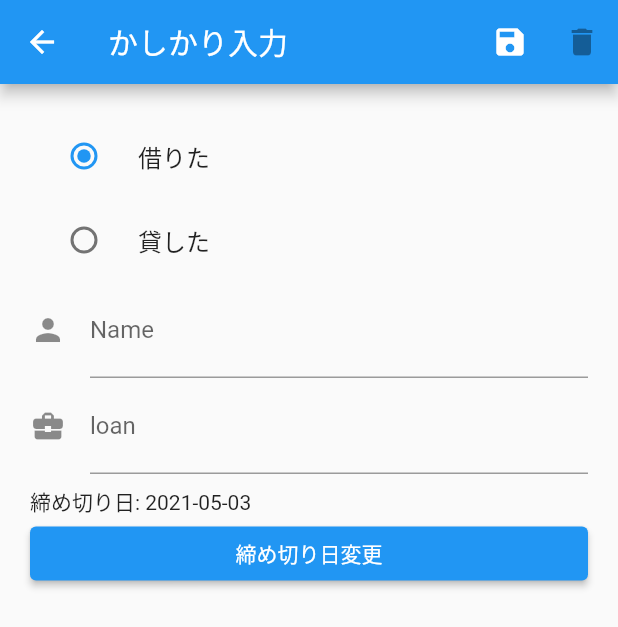
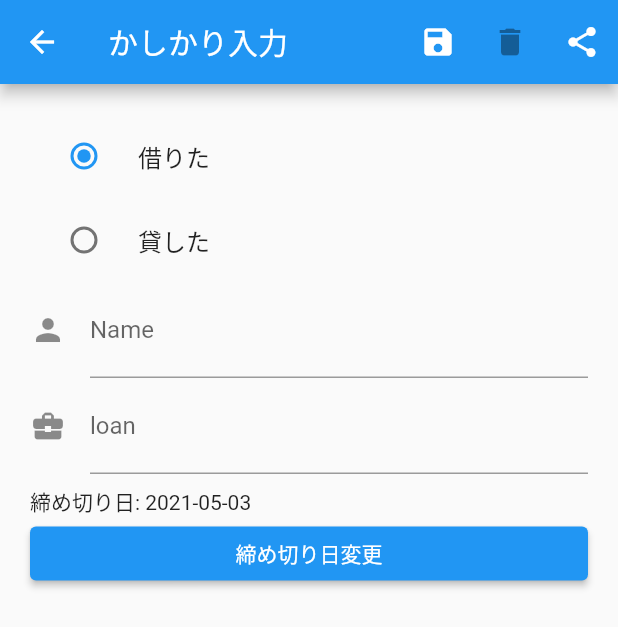
Before and after one commit to buntafujikawa/kashikari_memo, a Flutter app: the InputForm screen opened directly, on a phone screen of 412 x 824 dp. Shown: the top 627 px of the screen. Run offline on Flutter 3.47's test engine with Material 2 defaults, Android fonts, the phone set to English and light mode, and no system bars; our stand-ins replace cloud_firestore, firebase_auth, firebase_core, fluttertoast, share; accounts and stored records are empty; network calls fail.

Commit message:
add share function

```diff
--- a/lib/main.dart
+++ b/lib/main.dart
@@ -5,6 +5,7 @@ import 'package:firebase_auth/firebase_auth.dart';
 import 'package:firebase_core/firebase_core.dart';
 import 'package:flutter/material.dart';
 import 'package:fluttertoast/fluttertoast.dart';
+import 'package:share/share.dart';
 
 void main() async {
   WidgetsFlutterBinding.ensureInitialized();
@@ -119,7 +120,7 @@ class _MyInputFormState extends State<InputForm> {
     return Scaffold(
         appBar: AppBar(title: const Text('かしかり入力'), actions: <Widget>[
           IconButton(
-              icon: Icon(Icons.save),
+              icon: const Icon(Icons.save),
               onPressed: () {
                 print('保存ボタンを押しました');
                 if (_formKey.currentState!.validate()) {
@@ -134,14 +135,26 @@ class _MyInputFormState extends State<InputForm> {
                 }
               }),
           IconButton(
-              icon: Icon(Icons.delete),
+              icon: const Icon(Icons.delete),
               onPressed: !deleteFlg
                   ? null
                   : () {
                       print('削除ボタンを押しました');
                       _mainReference.delete();
                       Navigator.pop(context);
-                    })
+                    }),
+          IconButton(
+              icon: const Icon(Icons.share),
+              onPressed: () {
+                if (_formKey.currentState!.validate()) {
+                  _formKey.currentState!.save();
+                  Share.share(
+                      "【${_data.borrowOrLend == 'lend' ? '貸' : '借'} ${_data.stuff}" +
+                          "\n期限: ${_data.date.toString().substring(0, 10)}】" +
+                          "\n相手: ${_data.user}" +
+                          "\n#かしかりメモ");
+                }
+              }),
         ]),
         body: SafeArea(
           child: Form(
@@ -235,7 +248,7 @@ class _MyList extends State<List> {
               onPressed: () {
                 print('login');
                 showBasicDialog(context);
-              })
+              }),
         ],
       ),
       body: Padding(
--- a/pubspec.yaml
+++ b/pubspec.yaml
@@ -27,6 +27,7 @@ dependencies:
   cloud_firestore: ^1.0.7
   firebase_auth: ^1.1.2
   fluttertoast: ^8.0.6
+  share: ^2.0.1
 
   # The following adds the Cupertino Icons font to your application.
   # Use with the CupertinoIcons class for iOS style icons.
```
Also changed, not shown: pubspec.lock.
